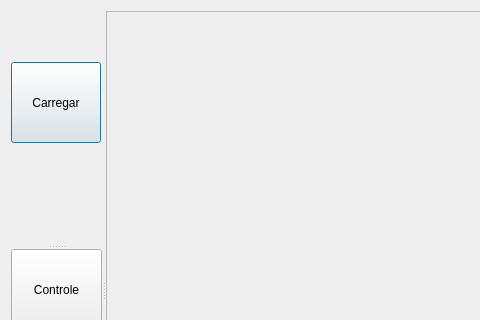
Qt form Tools/toolsDialog.ui (dsgoficial/SAP_Operador) before a commit; both pictures show x 0 to 480 and y 0 to 320 of the 825 by 580 pixel window.
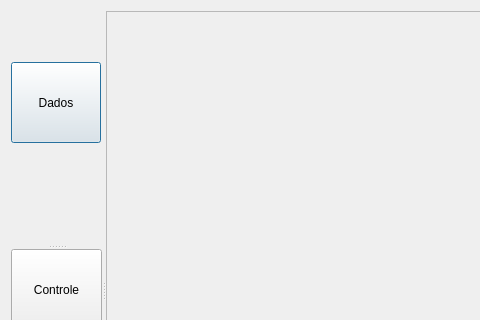
The same form after that commit.

Commit message: fix bug duplicate name button

What changed in the file:
```diff
--- a/Tools/toolsDialog.ui
+++ b/Tools/toolsDialog.ui
@@ -79,7 +79,7 @@
         </size>
        </property>
        <property name="text">
-        <string>Carregar</string>
+        <string>Dados</string>
        </property>
        <property name="checkable">
         <bool>true</bool>
```
The commit also changes 2 other files.
